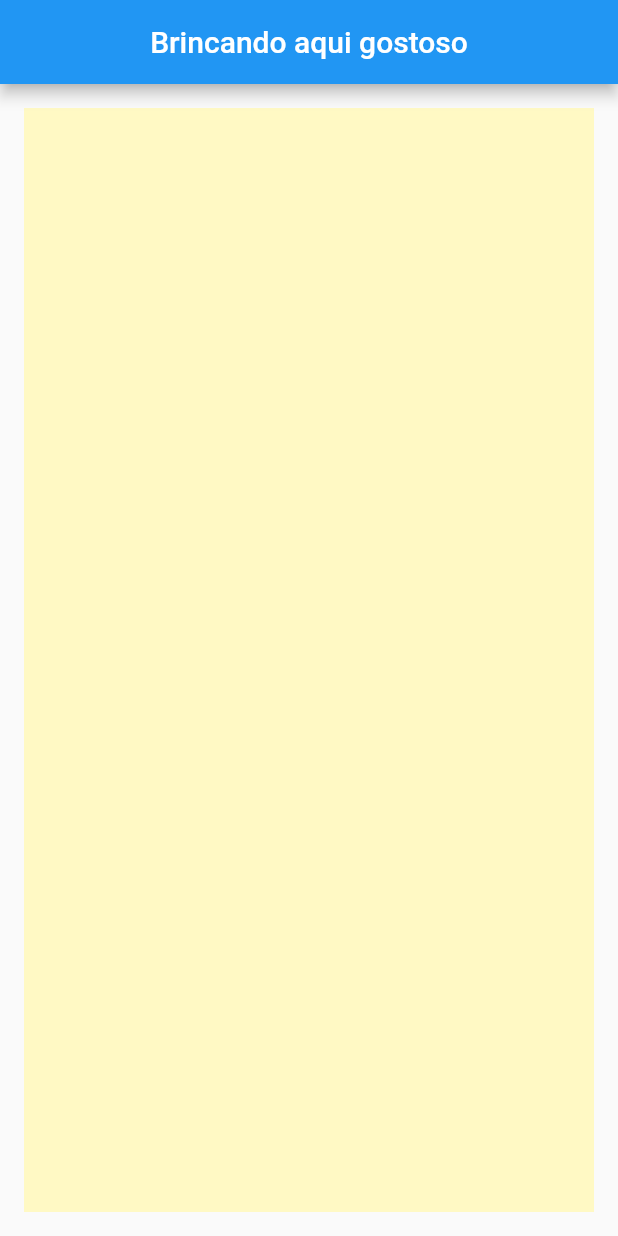
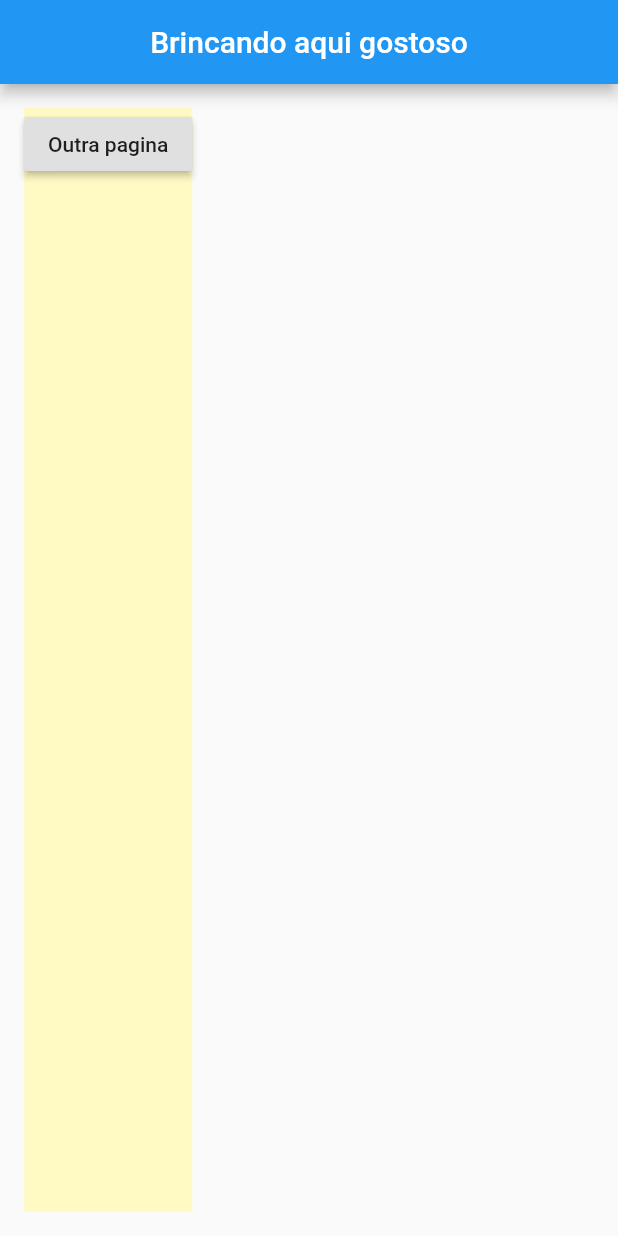
Before and after one commit to belarminon/aulagit, a Flutter app: the screen it shows after launch, on a phone screen of 412 x 824 dp. Run offline on Flutter 3.47's test engine with Material 2 defaults, Android fonts, the phone set to English and light mode, and no system bars.

Commit message:
Criei a PageOne Chamei a page One a partir da HomePage

```diff
--- a/lib/home_page.dart
+++ b/lib/home_page.dart
@@ -1,4 +1,6 @@
+
 import 'package:flutter/material.dart';
+import 'package:teste_contador/01_page.dart';
 
 class HomePage extends StatelessWidget {
   @override
@@ -8,14 +10,29 @@
         title: Text('Brincando aqui gostoso'),
         centerTitle: true,
       ),
-      body: _body(),
+      body: _body(context),
     );
   }
 
-  _body() {
+  _body(BuildContext context) {
     return Container(
       color: Colors.yellow[100],
       margin: EdgeInsets.all(16),
+      child: Column(
+        children: [
+          RaisedButton(
+            onPressed: () {
+              Navigator.push(
+                context,
+                MaterialPageRoute(
+                  builder: (context) => OnePage(),
+                ),
+              );
+            },
+            child: Text('Outra pagina'),
+          )
+        ],
+      ),
     );
   }
 }
```
Also changed, not shown: lib/01_page.dart (added, +20 -0 lines).
